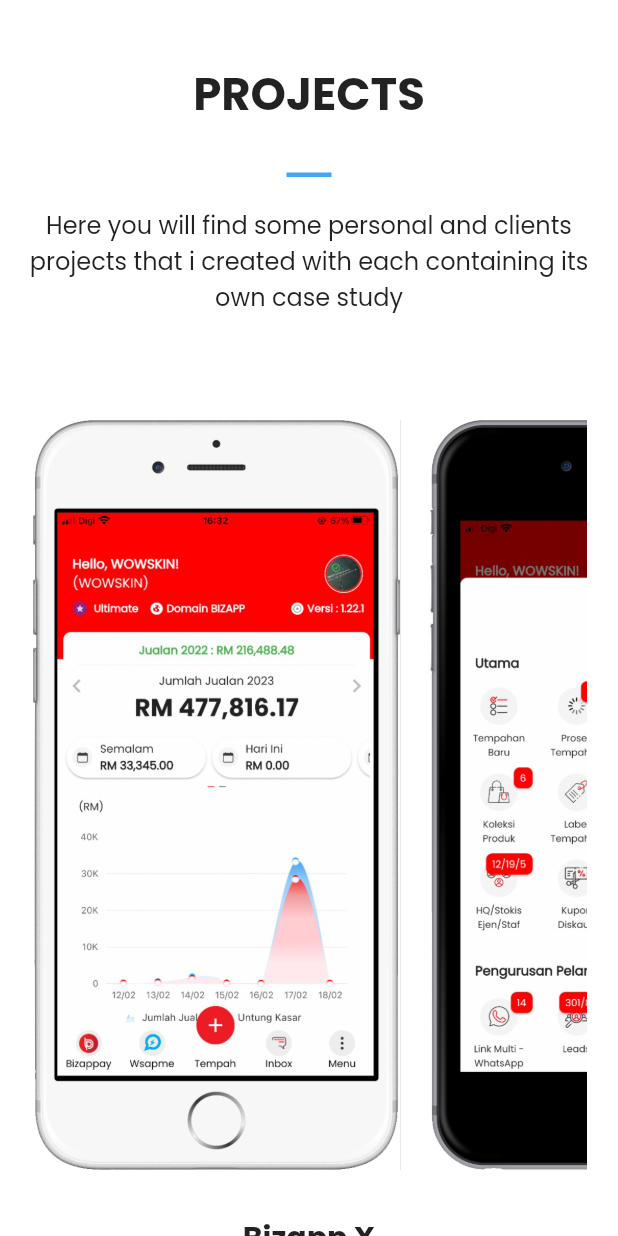
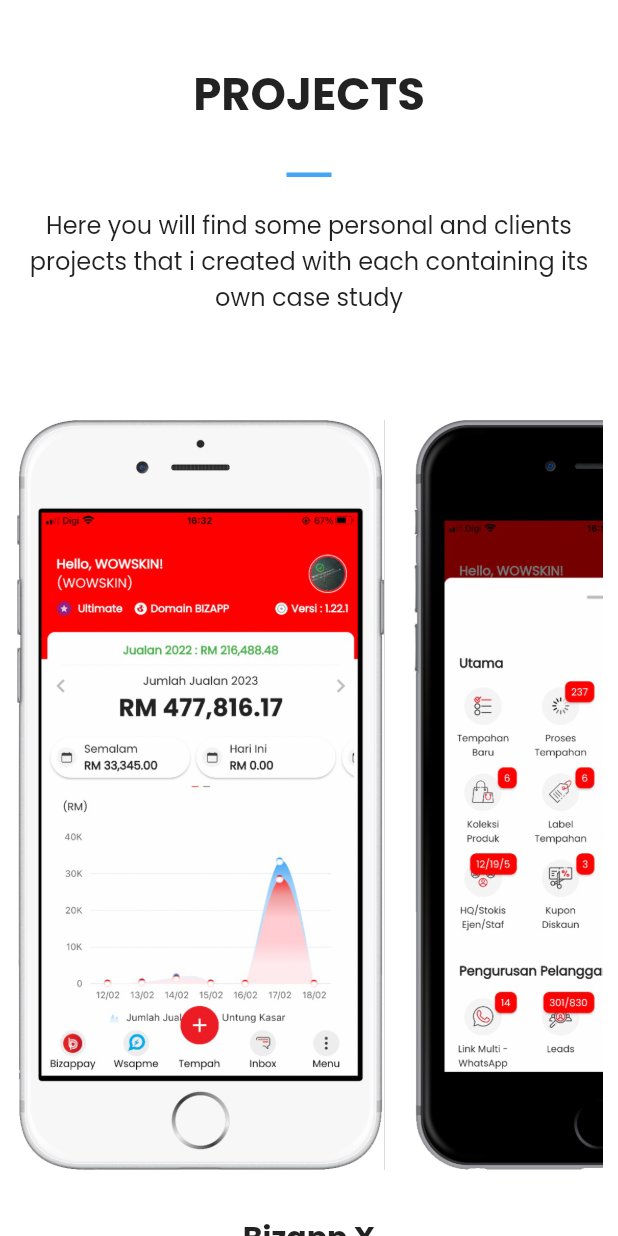
Before and after one commit to acheyfaiz/webportfolio, a Flutter app: the Project widget shown alone on an empty page, opened directly, on a phone screen of 412 x 824 dp. Run offline on Flutter 3.47's test engine with Material 2 defaults, Android fonts, the light colour scheme and no system bars; our stand-ins replace font_awesome_flutter, google_fonts; missing offline and left inert: dart:html.

Commit message:
DEV: change text

```diff
--- a/lib/UI/home2.dart
+++ b/lib/UI/home2.dart
@@ -105,7 +105,7 @@
                   mainAxisSize: MainAxisSize.min,
                   children: [
 
-                    Text("HEY, I'M MUHAMMAD FAIZ", textAlign: TextAlign.center, style: GoogleFonts.poppins(
+                    Text("HEY, ANONYMOUS!", textAlign: TextAlign.center, style: GoogleFonts.poppins(
                         fontSize: 35, fontWeight: FontWeight.w800
                     )),
 
--- a/lib/UI/project.dart
+++ b/lib/UI/project.dart
@@ -266,7 +266,7 @@
 
                   /// image
                   SizedBox(
-                    width: size.width * .9,
+                    width: size.width ,
                     height: 500,
                     child: ListView(
                       scrollDirection: Axis.horizontal,
```
